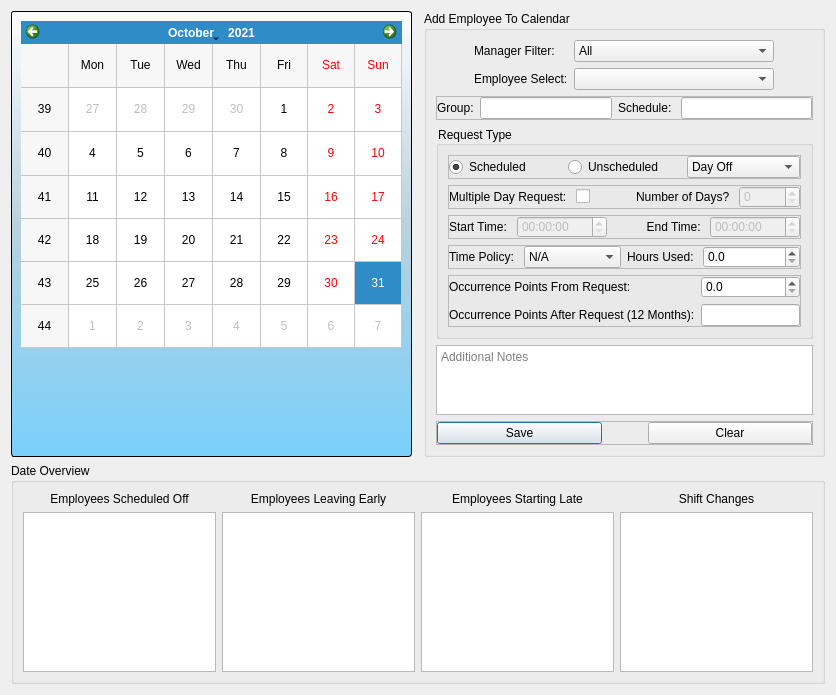
jakesb27/Manager_KPI_Tracker, file Ui_Files/agent_calendar.ui: the form before one commit.
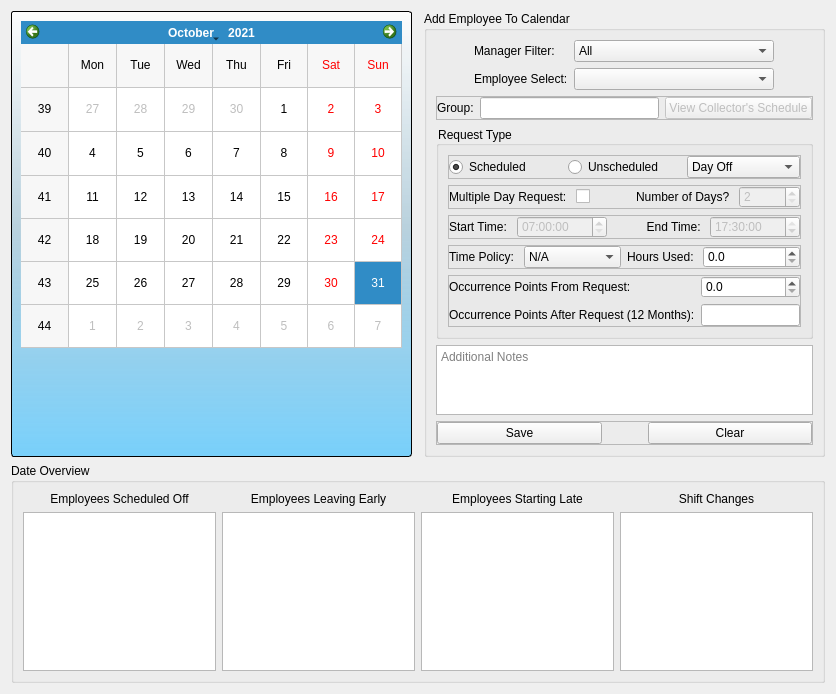
The form after the commit. Icons and pictures are not drawn.

Commit message: added schedule viewer and created functions to include schedule when adding an employee and to update and employees schedule. Need to complete functions for the calendar gui and create calendar DB.

Patch:
```diff
--- a/Ui_Files/agent_calendar.ui
+++ b/Ui_Files/agent_calendar.ui
@@ -7,7 +7,7 @@
     <x>0</x>
     <y>0</y>
     <width>836</width>
-    <height>695</height>
+    <height>694</height>
    </rect>
   </property>
   <property name="windowTitle">
@@ -227,6 +227,20 @@
               <property name="enabled">
                <bool>false</bool>
               </property>
+              <property name="maximumTime">
+               <time>
+                <hour>17</hour>
+                <minute>30</minute>
+                <second>0</second>
+               </time>
+              </property>
+              <property name="minimumTime">
+               <time>
+                <hour>7</hour>
+                <minute>0</minute>
+                <second>0</second>
+               </time>
+              </property>
              </widget>
             </item>
             <item>
@@ -244,6 +258,27 @@
               <property name="enabled">
                <bool>false</bool>
               </property>
+              <property name="maximumTime">
+               <time>
+                <hour>17</hour>
+                <minute>30</minute>
+                <second>0</second>
+               </time>
+              </property>
+              <property name="minimumTime">
+               <time>
+                <hour>7</hour>
+                <minute>0</minute>
+                <second>0</second>
+               </time>
+              </property>
+              <property name="time">
+               <time>
+                <hour>17</hour>
+                <minute>30</minute>
+                <second>0</second>
+               </time>
+              </property>
              </widget>
             </item>
            </layout>
@@ -446,6 +481,9 @@
               <property name="enabled">
                <bool>false</bool>
               </property>
+              <property name="minimum">
+               <number>2</number>
+              </property>
              </widget>
             </item>
            </layout>
@@ -667,16 +705,12 @@
           </widget>
          </item>
          <item>
-          <widget class="QLabel" name="label_7">
-           <property name="text">
-            <string>Schedule: </string>
+          <widget class="QPushButton" name="viewButton">
+           <property name="enabled">
+            <bool>false</bool>
            </property>
-          </widget>
-         </item>
-         <item>
-          <widget class="QLineEdit" name="agentSchedule">
-           <property name="readOnly">
-            <bool>true</bool>
+           <property name="text">
+            <string>View Collector's Schedule</string>
            </property>
           </widget>
          </item>
```
Left out of the diff: 6 changed lines with no effect on the pictures. The commit also changes 11 other files.
